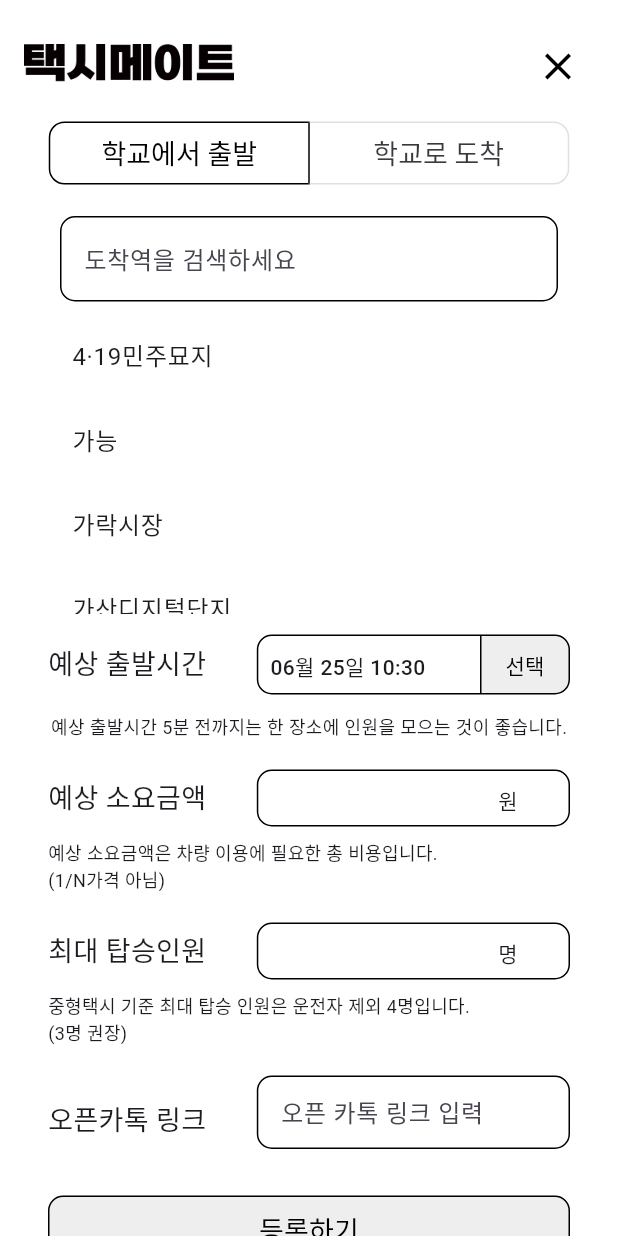
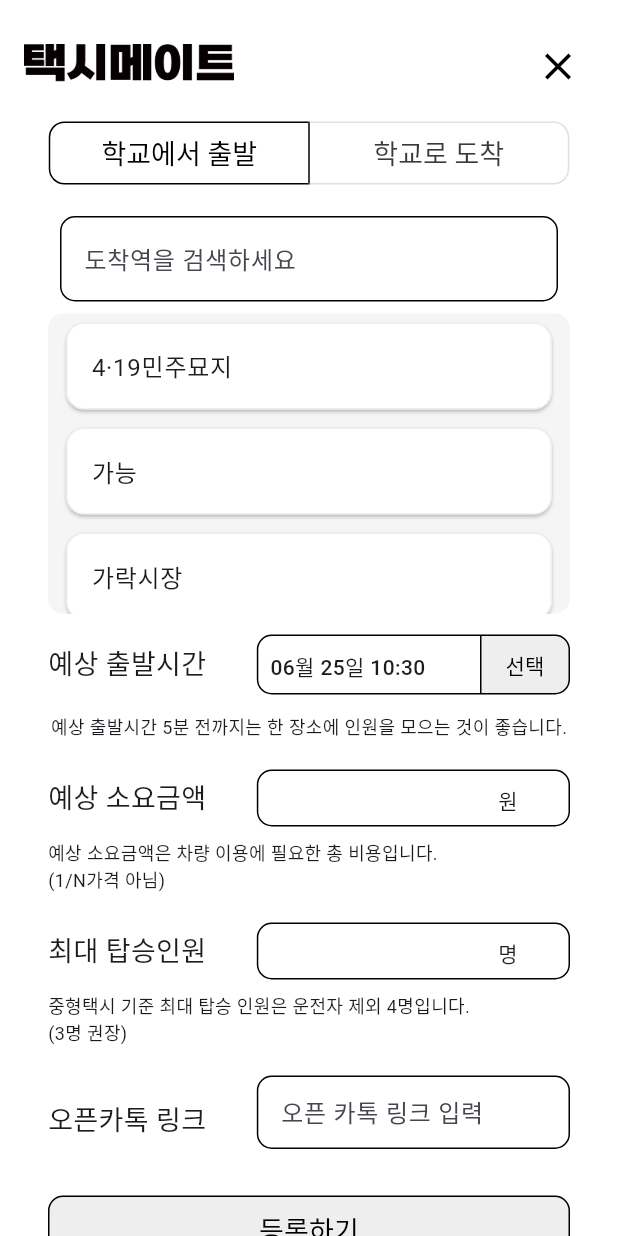
Before and after one commit to jia5232/taximate_frontend, a Flutter app: the PostFormScreen widget shown alone on an empty page, opened directly, on a phone screen of 412 x 824 dp. Run offline on Flutter 3.47's test engine with Material 3 defaults, Android fonts, the phone set to English and light mode, and no system bars; our stand-ins replace dio, flutter_riverpod, flutter_secure_storage, font_awesome_flutter, go_router, package_info_plus and 2 more; missing offline and left inert: flutter_email_sender; accounts and stored records are empty; generated files the repository leaves out were written again; Roboto replaces fonts that are missing (GmarketSans).

Commit message:
feat: post form screen 변경

```diff
--- a/lib/post/view/post_form_screen.dart
+++ b/lib/post/view/post_form_screen.dart
@@ -224,10 +224,26 @@ class _PostFormScreenState extends ConsumerState<PostFormScreen> {
                       ),
                       Container(
                         height: 200,
+                        decoration: BoxDecoration(
+                          color: Colors.grey[100],
+                          borderRadius: BorderRadius.circular(10.0),
+                        ),
                         child: ListView.builder(
                           itemCount: _filteredStations.length,
                           itemBuilder: (context, index) {
-                            return ListTile(
+                            return Padding(
+                              padding: const EdgeInsets.symmetric(vertical: 2.0, horizontal: 8.0),
+                              child: Card(
+                                child: Container(
+                                  decoration: BoxDecoration(
+                                    color: Colors.white, // ListTile 배경 색상을 흰색으로 설정
+                                    borderRadius: BorderRadius.circular(12.0), // 경계 반경을 12로 설정
+                                    border: Border.all(
+                                      color: Colors.grey.shade200, // 테두리 색상 설정
+                                      width: 1.0, // 테두리 두께 설정
+                                    ),
+                                  ),
+                                  child: ListTile(
                                     title: Text(_filteredStations[index]),
                                     onTap: () {
                                       setState(() {
@@ -235,6 +251,9 @@ class _PostFormScreenState extends ConsumerState<PostFormScreen> {
                                       });
                                       print('Selected: $_selectedStation');
                                     },
+                                  ),
+                                ),
+                              ),
                             );
                           },
                         ),
```
Lines whose indentation alone changed are shown as unchanged.
